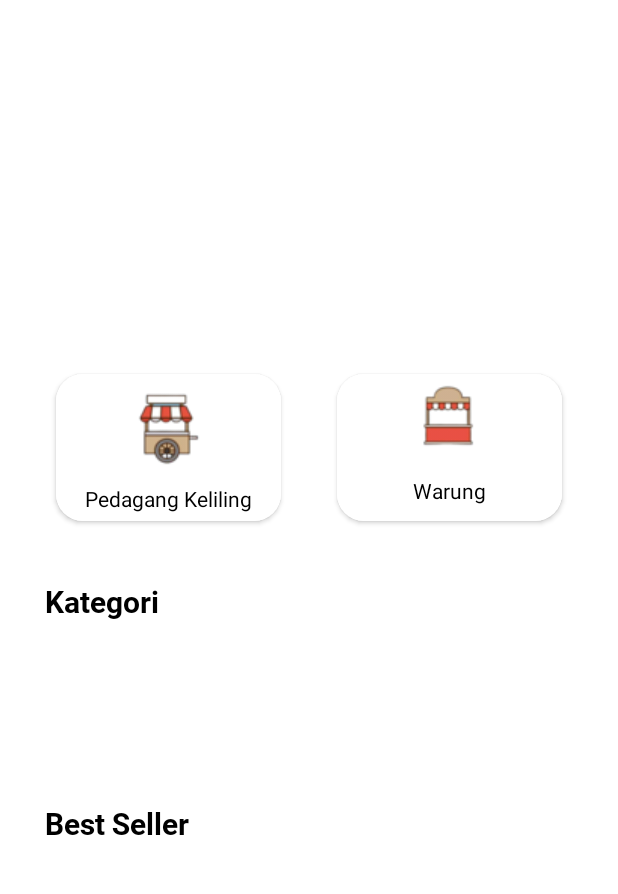
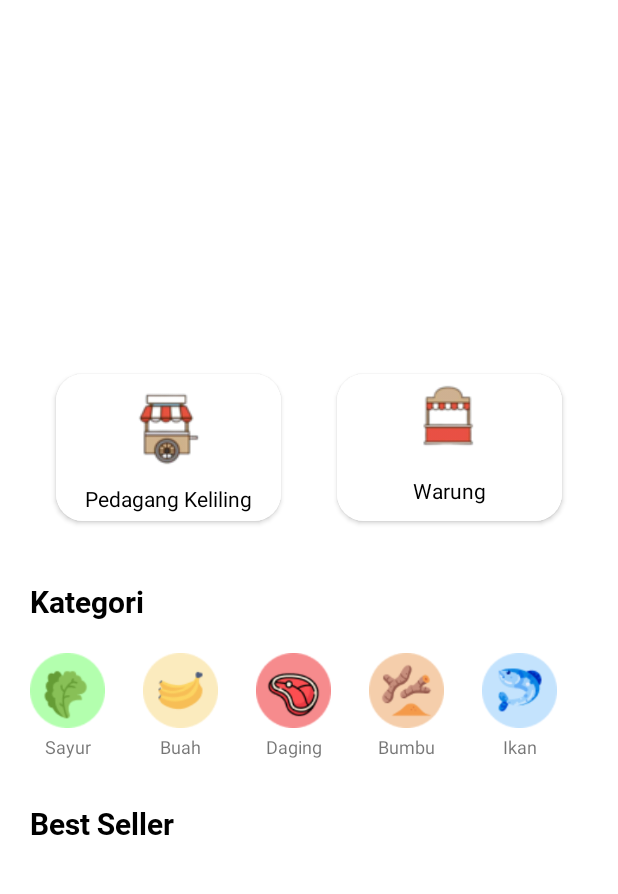
Before and after one commit to fajarromadhon559/capstone, an Android app: the screen it shows after launch (MainActivity), on a phone screen of 412 x 824 dp, the part 137-1031 px from its top. Run offline under Robolectric (Android 15) with nearby library versions, the phone set to English and light mode, and no system bars.

Commit message:
recycler category sudah tampil

```diff
--- a/app/build.gradle
+++ b/app/build.gradle
@@ -2,6 +2,7 @@ plugins {
     id 'com.android.application'
     id 'org.jetbrains.kotlin.android'
     id 'com.google.android.libraries.mapsplatform.secrets-gradle-plugin'
+    id 'kotlin-parcelize'
 }
 
 android {
--- /dev/null
+++ b/app/src/main/java/com/example/capstonepesaing/data/local/Category.kt
@@ -0,0 +1,10 @@
+package com.example.capstonepesaing.data.local
+
+import android.os.Parcelable
+import kotlinx.parcelize.Parcelize
+
+@Parcelize
+data class Category(
+    var category: String,
+    var img: Int,
+) : Parcelable
--- a/app/src/main/java/com/example/capstonepesaing/ui/home/MainActivity.kt
+++ b/app/src/main/java/com/example/capstonepesaing/ui/home/MainActivity.kt
@@ -1,16 +1,68 @@
 package com.example.capstonepesaing.ui.home
 
-import android.content.Intent
+import android.content.res.Configuration
 import androidx.appcompat.app.AppCompatActivity
 import android.os.Bundle
+import android.util.Log
+import android.widget.Toast
+import androidx.recyclerview.widget.GridLayoutManager
+import androidx.recyclerview.widget.LinearLayoutManager
+import androidx.recyclerview.widget.RecyclerView
+import com.example.capstonepesaing.R
+import com.example.capstonepesaing.data.local.Category
 import com.example.capstonepesaing.databinding.ActivityMainBinding
 
 class MainActivity : AppCompatActivity() {
+    private lateinit var rvCategory: RecyclerView
+    private val list = ArrayList<Category>()
     private lateinit var binding : ActivityMainBinding
+
     override fun onCreate(savedInstanceState: Bundle?) {
         super.onCreate(savedInstanceState)
         binding = ActivityMainBinding.inflate(layoutInflater)
         val view = binding.root
         setContentView(view)
+
+        rvCategory = binding.rvCategory
+        rvCategory.setHasFixedSize(true)
+        list.addAll(listCategory)
+        showRecyclerList()
+    }
+
+    private val listCategory: ArrayList<Category>
+        get() {
+            val categoryName = resources.getStringArray(R.array.category_name)
+            val categoryImg = resources.obtainTypedArray(R.array.category_img)
+
+            val list = ArrayList<Category>()
+            for (i in categoryName.indices) {
+                val category = Category(categoryName[i],categoryImg.getResourceId(i,-1),)
+                list.add(category)
+                Log.e("ListCategory","${categoryName[i]}, ${categoryImg.getResourceId(i,-1)}")
+            }
+            return list
+        }
+
+    private fun showRecyclerList() {
+        if (applicationContext.resources.configuration.orientation == Configuration.ORIENTATION_LANDSCAPE) {
+            rvCategory.layoutManager = GridLayoutManager(this, 2)
+        } else {
+            rvCategory.layoutManager = LinearLayoutManager(this, LinearLayoutManager.HORIZONTAL, false)
+        }
+        val listCategoryAdapter = MainCategoryRecyclerAdapter(list)
+        rvCategory.adapter = listCategoryAdapter
+
+        listCategoryAdapter.setOnItemClickCallback(object : MainCategoryRecyclerAdapter.OnItemClickCallback {
+            override fun onItemClicked(
+                category: Category,
+                holder: MainCategoryRecyclerAdapter.MainCategoryHolder
+            ) {
+                showSelectedCategory(category)
+            }
+        })
+    }
+
+    private fun showSelectedCategory(category: Category) {
+        Toast.makeText(this, "Kamu memilih " + category.category, Toast.LENGTH_SHORT).show()
     }
 }
--- /dev/null
+++ b/app/src/main/java/com/example/capstonepesaing/ui/home/MainCategoryRecyclerAdapter.kt
@@ -0,0 +1,45 @@
+package com.example.capstonepesaing.ui.home
+
+import android.graphics.drawable.Drawable
+import android.view.LayoutInflater
+import android.view.ViewGroup
+import androidx.core.net.toUri
+import androidx.recyclerview.widget.RecyclerView
+import com.bumptech.glide.Glide
+import com.example.capstonepesaing.R
+import com.example.capstonepesaing.data.local.Category
+import com.example.capstonepesaing.databinding.CategoryItemsBinding
+
+class MainCategoryRecyclerAdapter(private val listCategory : ArrayList<Category>): RecyclerView.Adapter<MainCategoryRecyclerAdapter.MainCategoryHolder>() {
+    private lateinit var onItemClickCallback: OnItemClickCallback
+
+    inner class MainCategoryHolder(private val binding: CategoryItemsBinding): RecyclerView.ViewHolder(binding.root) {
+        val img = binding.imgIconCategory
+        val contentTxt = binding.tvIconCategory
+    }
+
+    override fun onCreateViewHolder(parent: ViewGroup, viewType: Int): MainCategoryHolder {
+        val binding = CategoryItemsBinding.inflate(LayoutInflater.from(parent.context), parent, false)
+        return MainCategoryHolder(binding)
+    }
+
+    override fun onBindViewHolder(holder: MainCategoryHolder, position: Int) {
+        val (txt, photo) = listCategory[position]
+        holder.contentTxt.text = txt
+        holder.img.setImageResource(photo)
+
+        holder.itemView.setOnClickListener {
+            onItemClickCallback.onItemClicked(listCategory[holder.adapterPosition], holder)
+        }
+    }
+
+    override fun getItemCount(): Int = listCategory.size
+
+    interface OnItemClickCallback {
+        fun onItemClicked(category: Category, holder: MainCategoryHolder)
+    }
+
+    fun setOnItemClickCallback(onItemClickCallback: OnItemClickCallback) {
+        this.onItemClickCallback = onItemClickCallback
+    }
+}
--- /dev/null
+++ b/app/src/main/java/com/example/capstonepesaing/ui/home/MainViewModel.kt
@@ -0,0 +1,6 @@
+package com.example.capstonepesaing.ui.home
+
+import androidx.lifecycle.ViewModel
+
+class MainViewModel: ViewModel() {
+}
--- a/app/src/main/res/layout/activity_main.xml
+++ b/app/src/main/res/layout/activity_main.xml
@@ -56,7 +56,7 @@
         android:id="@+id/tv_category"
         android:layout_width="wrap_content"
         android:layout_height="wrap_content"
-        android:layout_marginStart="30dp"
+        android:layout_marginStart="20dp"
         android:fontFamily="@font/roboto_bold"
         android:text="@string/kategori"
         android:textColor="@color/black"
@@ -67,14 +67,16 @@
 
     <androidx.recyclerview.widget.RecyclerView
         android:id="@+id/rv_category"
-        android:layout_width="match_parent"
+        android:layout_width="0dp"
         android:layout_height="0dp"
         android:layout_marginTop="10dp"
+        android:layout_marginEnd="20dp"
         android:contentDescription="@string/list_of_category"
         android:orientation="horizontal"
         app:layoutManager="androidx.recyclerview.widget.LinearLayoutManager"
         app:layout_constraintBottom_toTopOf="@id/guideline_bottom_viewpager_category"
-        app:layout_constraintStart_toStartOf="parent"
+        app:layout_constraintStart_toStartOf="@id/tv_category"
+        app:layout_constraintEnd_toEndOf="parent"
         app:layout_constraintTop_toBottomOf="@id/guideline_top_viewpager_category"
         tools:listitem="@layout/category_items" />
 
@@ -82,7 +84,7 @@
         android:id="@+id/tv_best_seller"
         android:layout_width="wrap_content"
         android:layout_height="wrap_content"
-        android:layout_marginStart="30dp"
+        android:layout_marginStart="20dp"
         android:layout_marginTop="10dp"
         android:fontFamily="@font/roboto_bold"
         android:text="@string/best_seller"
@@ -117,7 +119,7 @@
         android:layout_width="wrap_content"
         android:layout_height="wrap_content"
         android:orientation="horizontal"
-        app:layout_constraintGuide_percent="0.61" />
+        app:layout_constraintGuide_percent="0.60" />
 
     <androidx.constraintlayout.widget.Guideline
         android:id="@+id/guideline_bottom_viewpager_category"
--- a/app/src/main/res/layout/category_items.xml
+++ b/app/src/main/res/layout/category_items.xml
@@ -1,14 +1,12 @@
 <?xml version="1.0" encoding="utf-8"?>
 <androidx.cardview.widget.CardView xmlns:android="http://schemas.android.com/apk/res/android"
-    android:layout_width="110dp"
-    android:layout_height="110dp"
-    android:layout_marginStart="10dp"
-    android:layout_marginEnd="10dp"
+    android:layout_width="wrap_content"
+    android:layout_height="wrap_content"
+    android:layout_marginEnd="25dp"
+    app:cardElevation="0dp"
     xmlns:app="http://schemas.android.com/apk/res-auto"
     android:layout_gravity="center"
-    xmlns:tools="http://schemas.android.com/tools"
-    android:shape="ring"
-    app:cardCornerRadius="70dp">
+    xmlns:tools="http://schemas.android.com/tools">
 
     <androidx.constraintlayout.widget.ConstraintLayout
         android:id="@+id/container"
@@ -17,13 +15,12 @@
 
         <ImageView
             android:id="@+id/img_icon_category"
-            android:layout_width="wrap_content"
-            android:layout_height="wrap_content"
+            android:layout_width="50dp"
+            android:layout_height="50dp"
             app:layout_constraintTop_toTopOf="parent"
-            app:layout_constraintBottom_toBottomOf="parent"
+            app:layout_constraintBottom_toTopOf="@id/tv_icon_category"
             app:layout_constraintStart_toStartOf="parent"
             app:layout_constraintEnd_toEndOf="parent"
-
             android:layout_gravity="center"
             tools:src="@drawable/placeholder_circle" />
 
@@ -32,6 +29,7 @@
             android:labelFor="@id/img_icon_category"
             android:layout_width="wrap_content"
             android:layout_height="wrap_content"
+            android:layout_marginTop="4dp"
             app:layout_constraintTop_toBottomOf="@id/img_icon_category"
             app:layout_constraintStart_toStartOf="parent"
             app:layout_constraintEnd_toEndOf="parent"
--- a/app/src/main/res/values/strings.xml
+++ b/app/src/main/res/values/strings.xml
@@ -1,5 +1,25 @@
 <resources>
     <string name="app_name">CapstonePesaing</string>
+
+    <string-array name="category_name">
+        <item>Sayur</item>
+        <item>Buah</item>
+        <item>Daging</item>
+        <item>Bumbu</item>
+        <item>Ikan</item>
+        <item>Ayam</item>
+        <item>Kue</item>
+    </string-array>
+
+    <integer-array name="category_img">
+        <item>@drawable/sayur</item>
+        <item>@drawable/buah</item>
+        <item>@drawable/daging</item>
+        <item>@drawable/bumbu</item>
+        <item>@drawable/ikan</item>
+        <item>@drawable/ayam</item>
+        <item>@drawable/kue</item>
+    </integer-array>
 
     <string name="ek_img_content">ExportKit Image</string>
     <string name="login_string">Login</string>
```
Also changed, not shown: app/src/main/res/drawable-mdpi/ayam.png (added), app/src/main/res/drawable-mdpi/buah.png (added), app/src/main/res/drawable-mdpi/bumbu.png (added), app/src/main/res/drawable-mdpi/daging.png (added), app/src/main/res/drawable-mdpi/ikan.png (added), app/src/main/res/drawable-mdpi/kue.png (added), app/src/main/res/drawable-mdpi/sayur.png (added).
